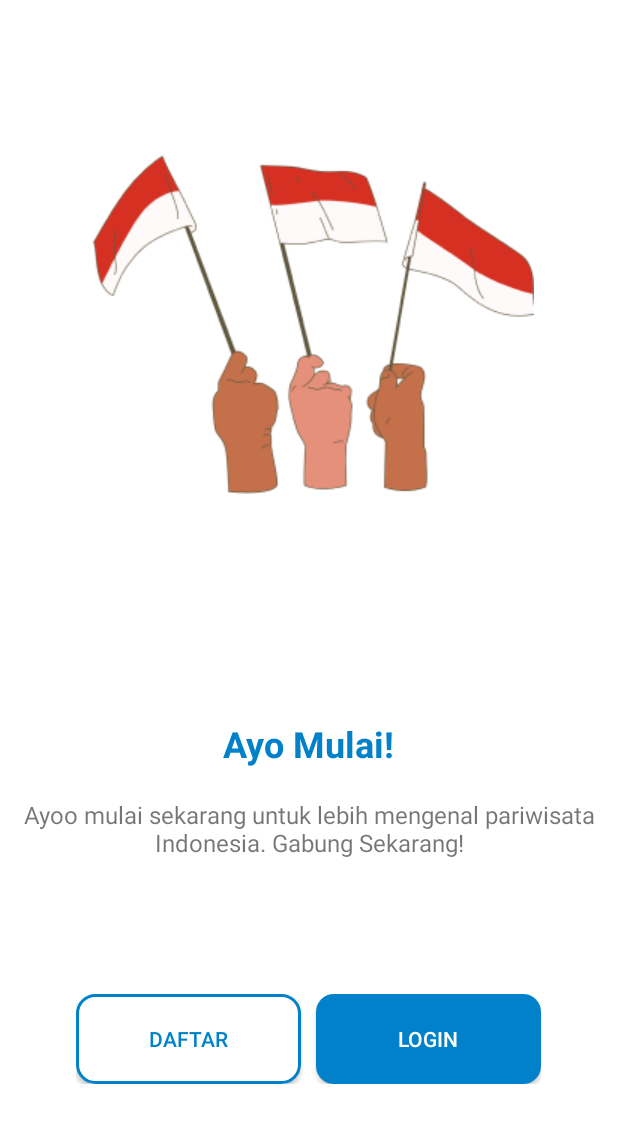
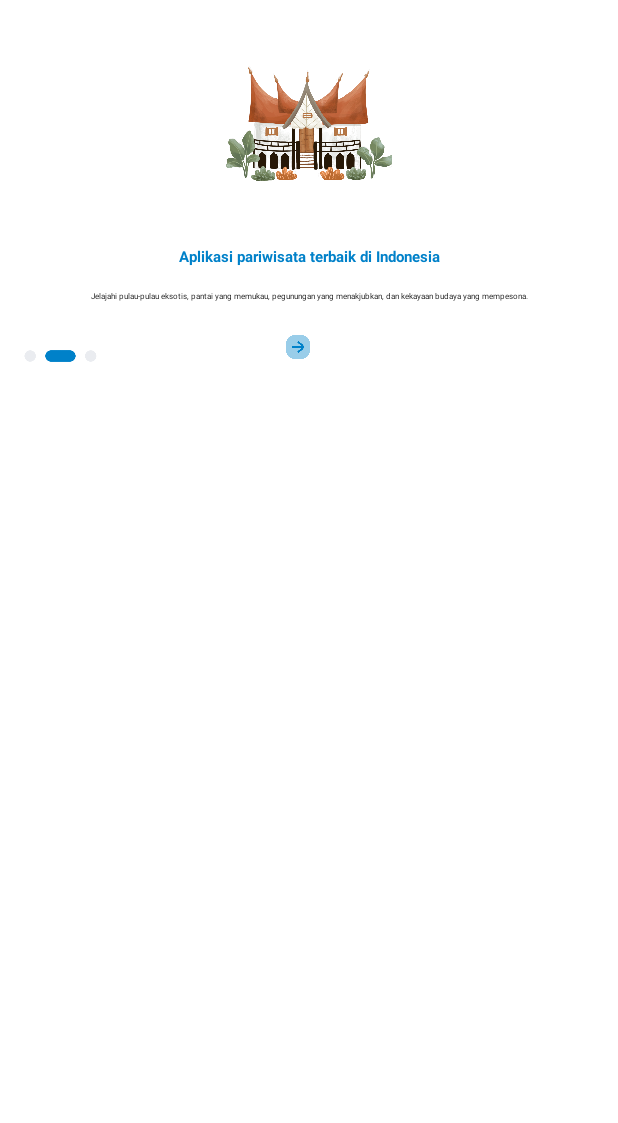
Before and after one commit to nabilghi55/TA_PAM, an Android app: the screen it shows after launch (AyoMulai before the commit, Selamatdatang2 after it), on a phone screen of 412 x 824 dp. Shown: the top 1123 px of the screen. Run offline under Robolectric (Android 15) with nearby library versions, the phone set to English and light mode, and no system bars.

Commit message:
selamatdatang2

```diff
--- a/app/src/main/AndroidManifest.xml
+++ b/app/src/main/AndroidManifest.xml
@@ -11,6 +11,9 @@
         android:supportsRtl="true"
         android:theme="@style/Theme.TA_PAM"
         tools:targetApi="31">
+        <activity
+            android:name=".Selamatdatang2"
+            android:exported="false"/>
         <activity
             android:name=".Daftar"
             android:exported="false" />
--- /dev/null
+++ b/app/src/main/java/com/example/ta_pam/Selamatdatang2.java
@@ -0,0 +1,13 @@
+package com.example.ta_pam;
+
+import androidx.appcompat.app.AppCompatActivity;
+
+import android.os.Bundle;
+
+public class Selamatdatang2 extends AppCompatActivity {
+    @Override
+    protected void onCreate(Bundle savedInstanceState) {
+        super.onCreate(savedInstanceState);
+        setContentView(R.layout.activity_selamat_datang2);
+    }
+}
--- a/app/src/main/java/com/example/ta_pam/SplashScreen.java
+++ b/app/src/main/java/com/example/ta_pam/SplashScreen.java
@@ -25,7 +25,7 @@ public class SplashScreen extends AppCompatActivity {
         handler.postDelayed(new Runnable() {
             @Override
             public void run() {
-                startActivity(new Intent(getApplicationContext(), AyoMulai.class));
+                startActivity(new Intent(getApplicationContext(), Selamatdatang2.class));
                 finish();
             }
         }, 3000L); //3000 L = 3 detik
--- /dev/null
+++ b/app/src/main/res/layout/activity_selamat_datang2.xml
@@ -0,0 +1,72 @@
+<?xml version="1.0" encoding="utf-8"?>
+<RelativeLayout xmlns:android="http://schemas.android.com/apk/res/android"
+    xmlns:app="http://schemas.android.com/apk/res-auto"
+    xmlns:tools="http://schemas.android.com/tools"
+    android:id="@+id/selamatdatang2"
+    android:layout_width="match_parent"
+    android:layout_height="match_parent"
+    tools:context=".Selamatdatang2">
+
+    <ImageView
+        android:id="@+id/gambarselamatdatang2"
+        android:layout_width="111dp"
+        android:layout_height="84dp"
+        android:layout_marginLeft="27dp"
+        android:layout_marginTop="40dp"
+        android:layout_marginRight="27dp"
+        android:src="@drawable/selamatdatang2"
+        android:layout_centerHorizontal="true" />
+
+    <TextView
+        android:id="@+id/tulisan1"
+        android:layout_width="match_parent"
+        android:layout_height="wrap_content"
+        android:layout_below="@id/gambarselamatdatang2"
+        android:layout_marginTop="40dp"
+        android:gravity="center"
+        android:text="Aplikasi pariwisata terbaik di Indonesia"
+        android:textSize="10dp"
+        android:textStyle="bold"
+        android:textColor="@color/blue_200"
+        android:paddingLeft="16dp"
+        android:paddingRight="16dp"
+        android:layout_centerHorizontal="true" />
+
+    <TextView
+        android:id="@+id/tulisan2"
+        android:layout_width="match_parent"
+        android:layout_height="wrap_content"
+        android:layout_below="@id/tulisan1"
+        android:layout_marginTop="15dp"
+        android:gravity="center"
+        android:text="Jelajahi pulau-pulau eksotis, pantai yang memukau, pegunungan yang menakjubkan, dan kekayaan budaya yang mempesona."
+        android:textSize="5dp"
+        android:textColor="@color/black"
+        android:paddingLeft="16dp"
+        android:paddingRight="16dp"
+        android:layout_centerHorizontal="true" />
+
+    <LinearLayout
+        android:layout_width="match_parent"
+        android:layout_height="wrap_content"
+        android:layout_below="@id/tulisan2"
+        android:layout_marginTop="20dp"
+        android:layout_centerHorizontal="true">
+
+        <ImageView
+            android:layout_width="283px"
+            android:layout_height="32px"
+            android:layout_marginTop="5dp"
+            android:paddingLeft="10dp"
+            android:src="@drawable/elipsslider" />
+
+        <androidx.appcompat.widget.AppCompatButton
+            android:id="@+id/buttonlanjut"
+            android:layout_width="20dp"
+            android:layout_height="20dp"
+            android:layout_marginEnd="200dp"
+            android:background="@drawable/buttonlanjut" />
+
+    </LinearLayout>
+
+</RelativeLayout>
```
Also changed, not shown: app/src/main/res/drawable/buttonlanjut.png (added), app/src/main/res/drawable/elipsslider.png (added), app/src/main/res/drawable/selamatdatang2.png (added).
